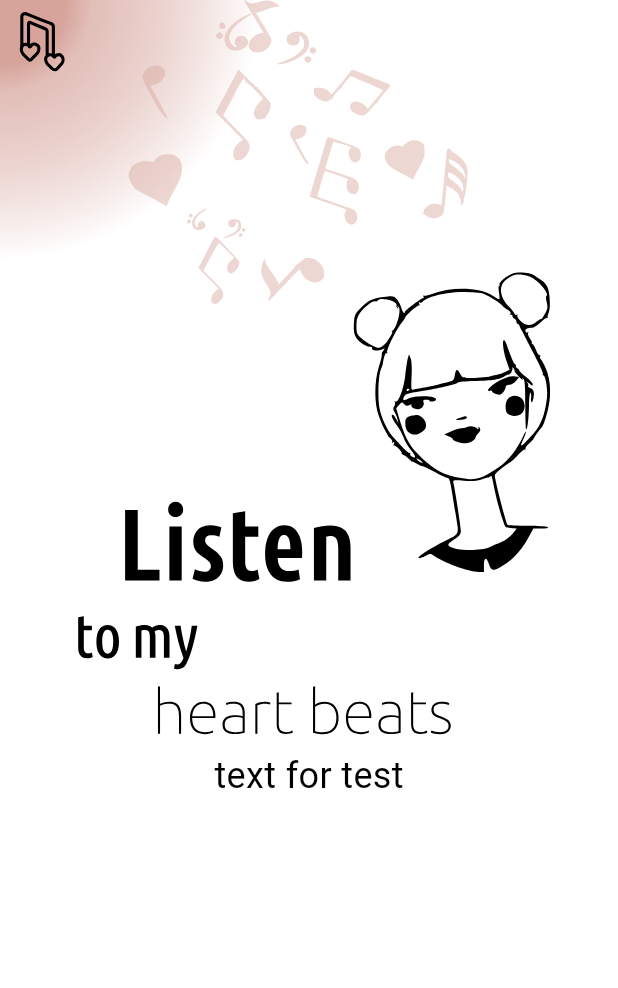
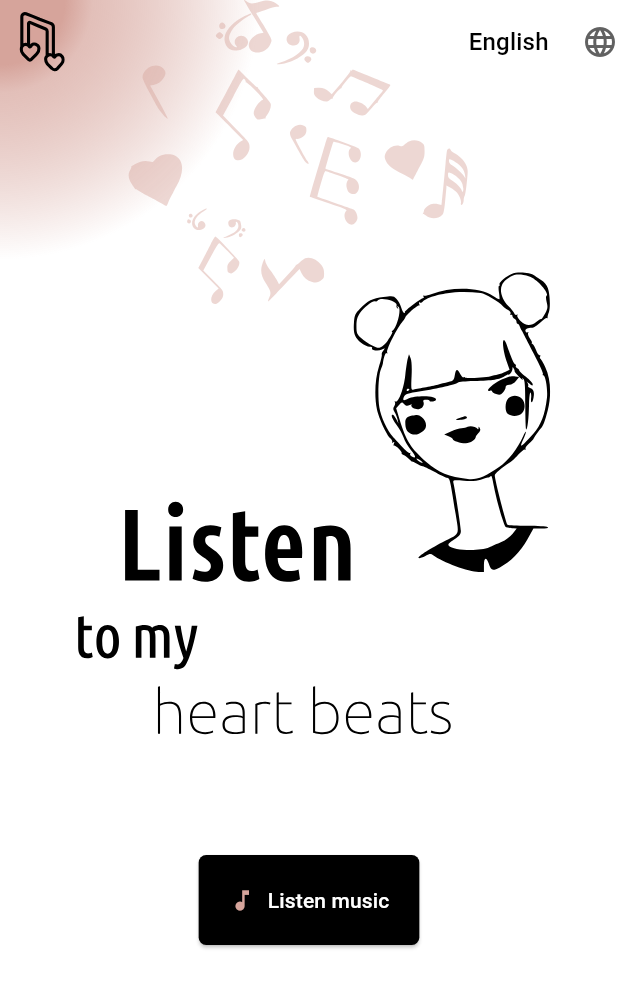
Before and after one commit to asda-projects/map, a Flutter app: the screen it shows after launch, on a phone screen of 412 x 824 dp. Shown: the top 988 px of the screen. Run offline on Flutter 3.47's test engine with Material 3 defaults, Android fonts, the phone set to English and light mode, and no system bars; our stand-ins replace animated_background, flutter_svg.

Commit message:
feat(frontend): first screen on board basically finished

```diff
--- a/frontend/lib/app.dart
+++ b/frontend/lib/app.dart
@@ -2,8 +2,9 @@
 
 import 'package:flutter/material.dart';
 import 'package:frontend/domain/utils/theme.dart';
+import 'package:frontend/presentation/assets/l10n/generated/l10n.dart';
 import 'package:frontend/presentation/screens/board/on_board.dart';
-
+import 'package:flutter_localizations/flutter_localizations.dart';
 
 
 class App extends StatefulWidget {
@@ -14,6 +15,13 @@ class App extends StatefulWidget {
 }
 
 class _AppState extends State<App> {
+  Locale? _locale;
+
+  void _changeLanguage(Locale locale) {
+    setState(() {
+      _locale = locale;
+    });
+  }
 
   @override
   Widget build(BuildContext context) {
@@ -24,7 +32,15 @@ class _AppState extends State<App> {
         theme: AppTheme.lightTheme, // Apply the light theme
         darkTheme: AppTheme.darkTheme, // Apply the dark theme (optional)
         title: 'HeartBeats',
-        home: OnBoardScreen()
+         locale: _locale,
+      supportedLocales: S.delegate.supportedLocales,
+      localizationsDelegates: [
+        S.delegate,
+        GlobalMaterialLocalizations.delegate,
+        GlobalWidgetsLocalizations.delegate,
+        GlobalCupertinoLocalizations.delegate,
+      ],
+        home: OnBoardScreen(onLocaleChange: _changeLanguage)
 
     );
   }
--- a/frontend/lib/domain/utils/theme.dart
+++ b/frontend/lib/domain/utils/theme.dart
@@ -32,6 +32,7 @@ class AppTheme {
         fontWeight: FontWeight.bold,
       ),
     ),
+
     textTheme: const TextTheme(
       bodyLarge: TextStyle(color: Colors.black),
       bodyMedium: TextStyle(color: Colors.black),
--- /dev/null
+++ b/frontend/lib/presentation/assets/l10n/intl_en.arb
@@ -0,0 +1,6 @@
+{
+  "@@locale": "en",
+  "selectedLanguage": "Language",
+  "login": "Login",
+  "listenMusic": "Listen music"
+}
--- /dev/null
+++ b/frontend/lib/presentation/assets/l10n/intl_pt.arb
@@ -0,0 +1,6 @@
+{
+  "@@locale": "pt",
+  "selectedLanguage": "Língua",
+  "login": "Acessar",
+  "listenMusic": "Ouvir músicas"
+}
--- /dev/null
+++ b/frontend/lib/presentation/assets/l10n/intl_th.arb
@@ -0,0 +1,6 @@
+{
+  "@@locale": "th",
+  "selectedLanguage": "ภาษา",
+  "login": "เข้าสู่ระบบ",
+  "listenMusic": "ฟังเพลง"
+}
--- /dev/null
+++ b/frontend/lib/presentation/boilerplate/app_bar.dart
@@ -0,0 +1,68 @@
+
+import 'package:flutter/material.dart';
+import 'package:flutter_svg/svg.dart';
+import 'package:frontend/domain/utils/paths.dart';
+
+class MyAppBar extends StatefulWidget implements PreferredSizeWidget {
+
+  final Function(Locale) onLocaleChange;
+
+  const MyAppBar({
+    super.key, required this.onLocaleChange
+    });
+
+  @override
+  MyAppBarState createState() => MyAppBarState();
+
+  @override
+  Size get preferredSize => const Size.fromHeight(kToolbarHeight);
+}
+
+class MyAppBarState extends State<MyAppBar>  {
+
+  Locale _selectedLocale = Locale('en');
+
+  @override
+  Widget build(BuildContext context) {
+
+
+
+    return AppBar(
+          backgroundColor: Colors.transparent,
+          leading: Align(
+            alignment: Alignment.center, // Ensures the logo is aligned to the left
+            child: SvgPicture.asset(
+            '${DirPath.media}logo.svg', // Path to your logo
+            height: 40, // Adjust size
+          ),
+
+           // Optional: Center the logo
+        ),
+
+        actions: [
+          DropdownButton<Locale>(
+            value: _selectedLocale,
+            onChanged: (Locale? locale) {
+              if (locale != null) {
+                setState(() {
+                  _selectedLocale = locale;
+                });
+                widget.onLocaleChange(locale); // Notify parent widget
+              }
+            },
+            underline: SizedBox(),
+
+            icon: Icon(Icons.language), // Ícone de idioma
+            items: [
+              DropdownMenuItem(value: Locale('en'), child: Text('English')),
+              DropdownMenuItem(value: Locale('pt'), child: Text('Português')),
+              DropdownMenuItem(value: Locale('th'), child: Text('ไทย')),
+            ],
+            dropdownColor: Theme.of(context).colorScheme.onSecondary,
+            focusColor: Colors.transparent, // Removes the grey focus overlay
+            )
+            ]);
+
+  }
+
+  }
--- a/frontend/lib/presentation/screens/board/on_board.dart
+++ b/frontend/lib/presentation/screens/board/on_board.dart
@@ -6,18 +6,24 @@ import 'package:frontend/presentation/screens/board/wide_widget.dart';
 import 'package:frontend/presentation/utils/screen_adjuster.dart';
 
 class OnBoardScreen extends StatefulWidget {
-  const OnBoardScreen({super.key});
+  final Function(Locale) onLocaleChange;
+
+  const OnBoardScreen({
+    super.key,
+    required this.onLocaleChange
+    });
 
   @override
   OnBoardScreenState createState() => OnBoardScreenState();
 }
 
 class OnBoardScreenState extends State<OnBoardScreen>  {
+
   @override
   Widget build(BuildContext context) {
 
     final adjuster = ScreenAdjuster<Widget>(
-      smallWidget: const SmallWidget(),
+      smallWidget: SmallWidget(onLocaleChange: widget.onLocaleChange),
       wideWidget: const WideWidget(),
       threshold: 800, // Customize threshold for responsiveness
     );
--- a/frontend/lib/presentation/screens/board/small_widget.dart
+++ b/frontend/lib/presentation/screens/board/small_widget.dart
@@ -3,18 +3,29 @@
 import 'package:flutter/material.dart';
 import 'package:flutter_svg/flutter_svg.dart';
 import 'package:frontend/domain/utils/paths.dart';
+import 'package:frontend/presentation/assets/l10n/generated/l10n.dart';
+import 'package:frontend/presentation/boilerplate/app_bar.dart';
 
 
 class SmallWidget extends StatefulWidget {
-  const SmallWidget({super.key});
+  final Function(Locale) onLocaleChange;
+
+  const SmallWidget({
+    super.key, required this.onLocaleChange
+    });
 
   @override
   SmallWidgetState createState() => SmallWidgetState();
 }
 
 class SmallWidgetState extends State<SmallWidget> {
+
+
+
   @override
   Widget build(BuildContext context) {
+
+
 
     return Stack(
         children: [
@@ -35,33 +46,39 @@ class SmallWidgetState extends State<SmallWidget> {
           ), Scaffold(
              extendBodyBehindAppBar: true, // Allows content to extend behind the AppBar
             backgroundColor: Colors.transparent,
-        appBar: AppBar(
-          backgroundColor: Colors.transparent,
-          leading: Align(
-            alignment: Alignment.center, // Ensures the logo is aligned to the left
-            child: SvgPicture.asset(
-            '${DirPath.media}logo.svg', // Path to your logo
-            height: 40, // Adjust size
-          ),
-
-           // Optional: Center the logo
-        ),
-
-        ),
+        appBar: MyAppBar(onLocaleChange: widget.onLocaleChange),
 
         body: SingleChildScrollView(
           child: Column(
+            mainAxisAlignment: MainAxisAlignment.spaceBetween,
+            crossAxisAlignment: CrossAxisAlignment.center,
             children: [
               Center(
           child: SvgPicture.asset(
             '${DirPath.media}on_board_background.svg', // Path to your logo
             height: 500, // Adjust size
           )),
-
-         Text(
-          "text for test",
-          style: const TextStyle(fontSize: 24, color: Colors.black),
-        ),
+          SizedBox(height: 70),
+         ElevatedButton.icon(
+            onPressed: () {
+              // Define what happens when the button is pressed
+            },
+            icon: const Icon(Icons.music_note_sharp), // Your icon
+            label: Text(
+               S.of(context).listenMusic,
+               style: TextStyle(color: Theme.of(context).colorScheme.onSecondary),
+            ),
+            style: ElevatedButton.styleFrom(
+              backgroundColor: Theme.of(context).colorScheme.onSurface,
+              shape: RoundedRectangleBorder(
+                borderRadius: BorderRadius.circular(5), // Rounded corners
+              ),
+              padding: const EdgeInsets.symmetric(
+                horizontal: 20,
+                vertical: 20,
+              ), // Padding inside the button
+            ),
+          ),
 
 
           ])),
```
Also changed, not shown: frontend/lib/presentation/utils/word_translators.dart (deleted, +0 -26 lines), frontend/pubspec.yaml (+11 -0 lines), frontend/lib/presentation/assets/l10n/generated/intl/messages_all.dart (added), frontend/lib/presentation/assets/l10n/generated/intl/messages_en.dart (added), frontend/lib/presentation/assets/l10n/generated/intl/messages_pt.dart (added), frontend/lib/presentation/assets/l10n/generated/intl/messages_th.dart (added), frontend/lib/presentation/assets/l10n/generated/l10n.dart (added), 1 other file.
